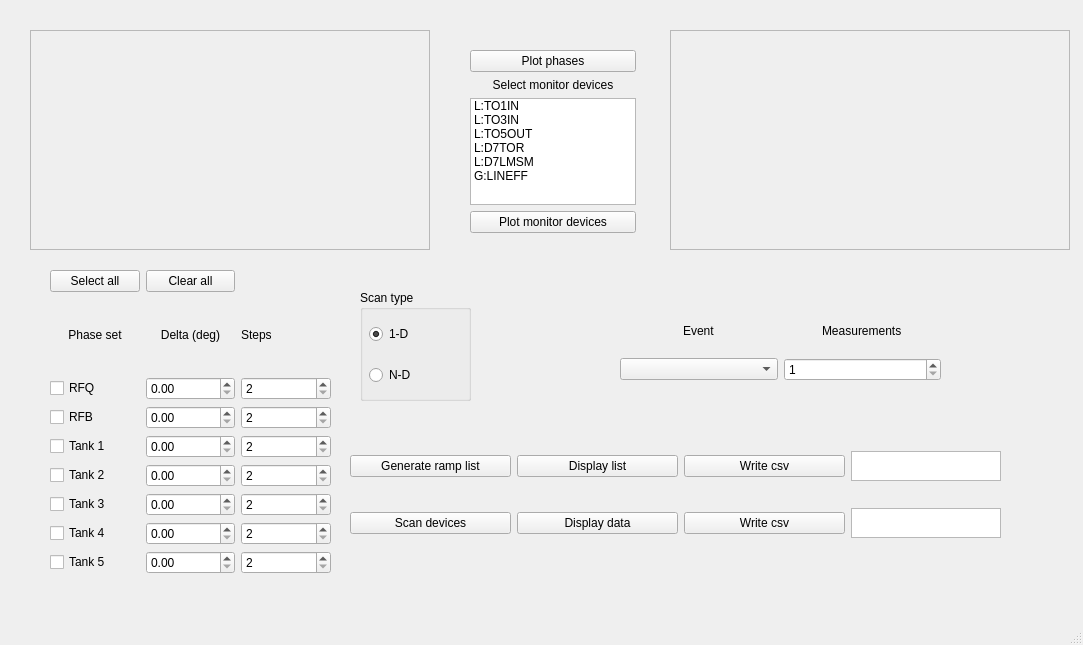
Above: gui_window.ui from rsharankova/LinacDeviceScan before the change. Below: the same form after it.
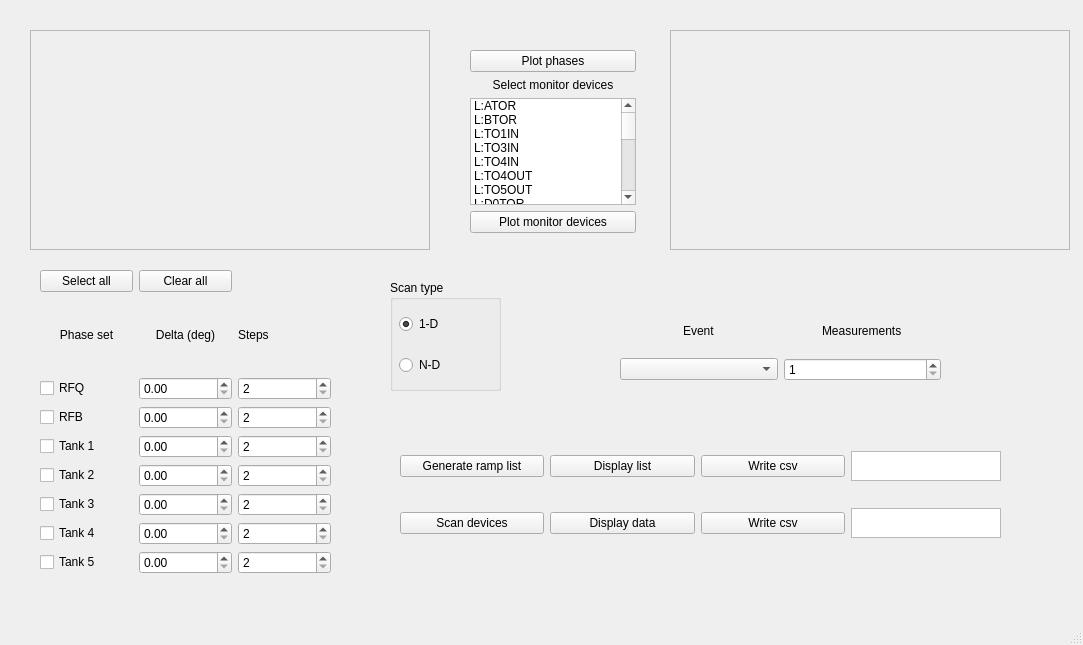
That is the form after the change.

Commit message: add more BLMs; beautify plots

Diff of the .ui file:
```diff
--- a/gui_window.ui
+++ b/gui_window.ui
@@ -83,9 +83,9 @@
    <widget class="QWidget" name="gridLayoutWidget_2">
     <property name="geometry">
      <rect>
-      <x>50</x>
+      <x>40</x>
       <y>270</y>
-      <width>281</width>
+      <width>291</width>
       <height>304</height>
      </rect>
     </property>
@@ -304,9 +304,9 @@
    <widget class="QWidget" name="gridLayoutWidget_3">
     <property name="geometry">
      <rect>
-      <x>350</x>
+      <x>400</x>
       <y>430</y>
-      <width>651</width>
+      <width>601</width>
       <height>131</height>
      </rect>
     </property>
@@ -422,6 +422,16 @@
        <property name="selectionMode">
         <enum>QAbstractItemView::MultiSelection</enum>
        </property>
+       <item>
+        <property name="text">
+         <string>L:ATOR</string>
+        </property>
+       </item>
+       <item>
+        <property name="text">
+         <string>L:BTOR</string>
+        </property>
+       </item>
        <item>
         <property name="text">
          <string>L:TO1IN</string>
@@ -432,21 +442,246 @@
          <string>L:TO3IN</string>
         </property>
        </item>
+       <item>
+        <property name="text">
+         <string>L:TO4IN</string>
+        </property>
+       </item>
+       <item>
+        <property name="text">
+         <string>L:TO4OUT</string>
+        </property>
+       </item>
        <item>
         <property name="text">
          <string>L:TO5OUT</string>
         </property>
        </item>
+       <item>
+        <property name="text">
+         <string>L:D0TOR</string>
+        </property>
+       </item>
+       <item>
+        <property name="text">
+         <string>L:D1TOR</string>
+        </property>
+       </item>
+       <item>
+        <property name="text">
+         <string>L:D2TOR</string>
+        </property>
+       </item>
+       <item>
+        <property name="text">
+         <string>L:D3TOR</string>
+        </property>
+       </item>
+       <item>
+        <property name="text">
+         <string>L:D4TOR</string>
+        </property>
+       </item>
+       <item>
+        <property name="text">
+         <string>L:D5TOR</string>
+        </property>
+       </item>
        <item>
         <property name="text">
          <string>L:D7TOR</string>
         </property>
        </item>
+       <item>
+        <property name="text">
+         <string>L:D00LM</string>
+        </property>
+       </item>
+       <item>
+        <property name="text">
+         <string>L:D0VLM</string>
+        </property>
+       </item>
+       <item>
+        <property name="text">
+         <string>L:D11LM</string>
+        </property>
+       </item>
+       <item>
+        <property name="text">
+         <string>L:D12LM</string>
+        </property>
+       </item>
+       <item>
+        <property name="text">
+         <string>L:D13LM</string>
+        </property>
+       </item>
+       <item>
+        <property name="text">
+         <string>L:D14LM</string>
+        </property>
+       </item>
+       <item>
+        <property name="text">
+         <string>L:D21LM</string>
+        </property>
+       </item>
+       <item>
+        <property name="text">
+         <string>L:D22LM</string>
+        </property>
+       </item>
+       <item>
+        <property name="text">
+         <string>L:D23LM</string>
+        </property>
+       </item>
+       <item>
+        <property name="text">
+         <string>L:D24LM</string>
+        </property>
+       </item>
+       <item>
+        <property name="text">
+         <string>L:D31LM</string>
+        </property>
+       </item>
+       <item>
+        <property name="text">
+         <string>L:D32LM</string>
+        </property>
+       </item>
+       <item>
+        <property name="text">
+         <string>L:D33LM</string>
+        </property>
+       </item>
+       <item>
+        <property name="text">
+         <string>L:D34LM</string>
+        </property>
+       </item>
+       <item>
+        <property name="text">
+         <string>L:D41LM</string>
+        </property>
+       </item>
+       <item>
+        <property name="text">
+         <string>L:D42LM</string>
+        </property>
+       </item>
+       <item>
+        <property name="text">
+         <string>L:D43LM</string>
+        </property>
+       </item>
+       <item>
+        <property name="text">
+         <string>L:D44LM</string>
+        </property>
+       </item>
+       <item>
+        <property name="text">
+         <string>L:D51LM</string>
+        </property>
+       </item>
+       <item>
+        <property name="text">
+         <string>L:D52LM</string>
+        </property>
+       </item>
+       <item>
+        <property name="text">
+         <string>L:D53LM</string>
+        </property>
+       </item>
+       <item>
+        <property name="text">
+         <string>L:D54LM</string>
+        </property>
+       </item>
+       <item>
+        <property name="text">
+         <string>L:D61LM</string>
+        </property>
+       </item>
+       <item>
+        <property name="text">
+         <string>L:D62LM</string>
+        </property>
+       </item>
+       <item>
+        <property name="text">
+         <string>L:D63LM</string>
+        </property>
+       </item>
+       <item>
+        <property name="text">
+         <string>L:D64LM</string>
+        </property>
+       </item>
+       <item>
+        <property name="text">
+         <string>L:D71LM</string>
+        </property>
+       </item>
+       <item>
+        <property name="text">
+         <string>L:D72LM</string>
+        </property>
+       </item>
+       <item>
+        <property name="text">
+         <string>L:D73LM</string>
+        </property>
+       </item>
+       <item>
+        <property name="text">
+         <string>L:D74LM</string>
+        </property>
+       </item>
+       <item>
+        <property name="text">
+         <string>L:DELM1</string>
+        </property>
+       </item>
+       <item>
+        <property name="text">
+         <string>L:DELM2</string>
+        </property>
+       </item>
+       <item>
+        <property name="text">
+         <string>L:DELM3</string>
+        </property>
+       </item>
+       <item>
+        <property name="text">
+         <string>L:DELM4</string>
+        </property>
+       </item>
        <item>
         <property name="text">
          <string>L:D7LMSM</string>
         </property>
        </item>
+       <item>
+        <property name="text">
+         <string>L:TUNRAD</string>
+        </property>
+       </item>
+       <item>
+        <property name="text">
+         <string>L:TK1RAD</string>
+        </property>
+       </item>
+       <item>
+        <property name="text">
+         <string>L:TK4RAD</string>
+        </property>
+       </item>
        <item>
         <property name="text">
          <string>G:LINEFF</string>
@@ -493,8 +728,8 @@
    <widget class="QGroupBox" name="groupBox">
     <property name="geometry">
      <rect>
-      <x>360</x>
-      <y>290</y>
+      <x>390</x>
+      <y>280</y>
       <width>111</width>
       <height>111</height>
      </rect>
```
Left out of the diff: 9 changed lines with no effect on the pictures. The commit also changes 2 other files.
